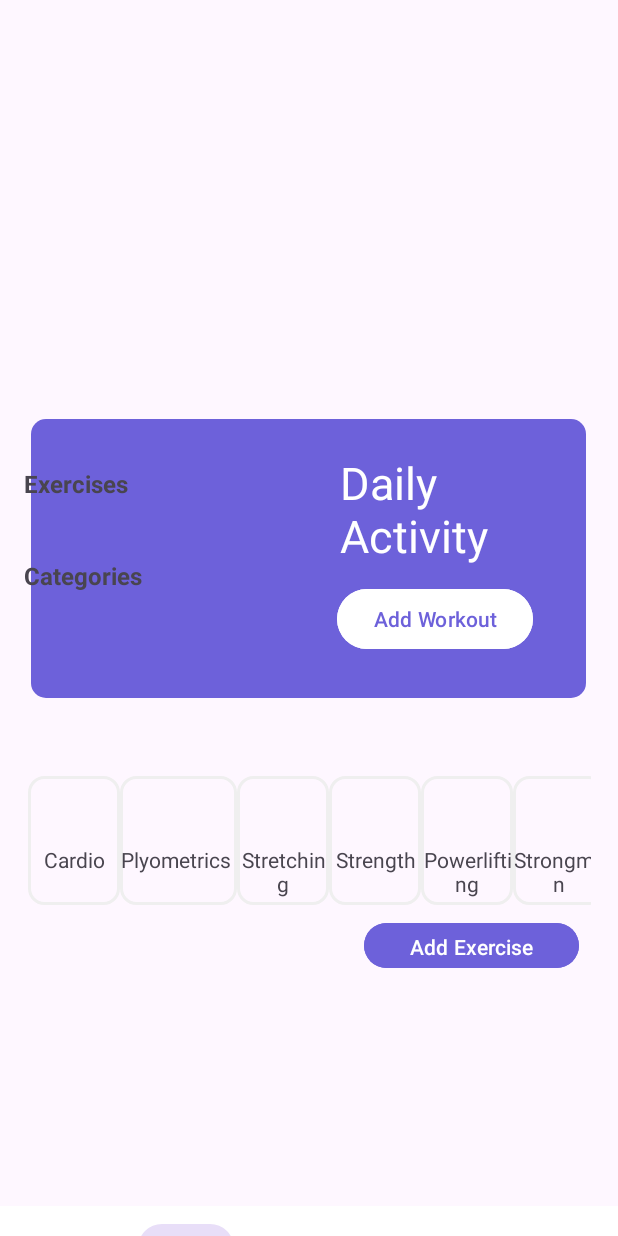
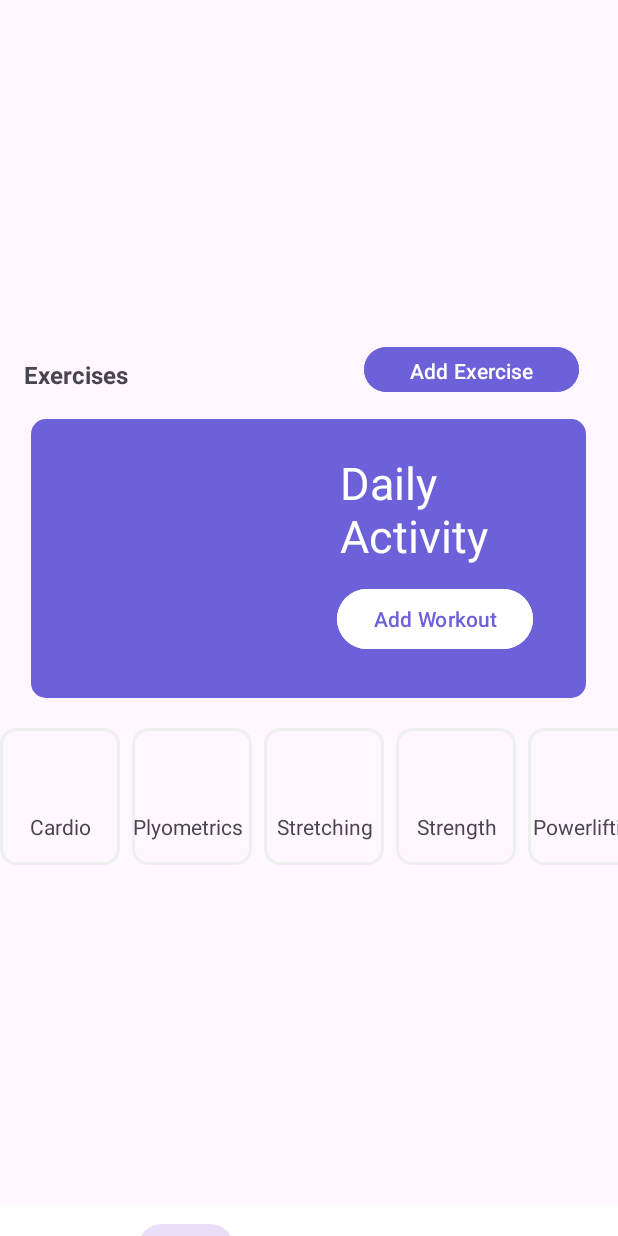
Before and after one commit to JarrydHarker/Limitless-public, an Android app: the Exercises_Fragment screen opened directly, with no data from a screen before it, on a phone screen of 412 x 824 dp. Run offline under Robolectric (Android 15) with nearby library versions, the phone set to English and light mode, and no system bars.

Commit message:
made scroll wheel

```diff
--- a/app/build.gradle.kts
+++ b/app/build.gradle.kts
@@ -5,7 +5,7 @@ plugins {
 
 android {
     namespace = "com.example.limitless"
-    compileSdk = 34
+    compileSdk = 35
 
     defaultConfig {
         applicationId = "com.example.limitless"
--- a/app/src/main/java/com/example/limitless/Workout_Process.kt
+++ b/app/src/main/java/com/example/limitless/Workout_Process.kt
@@ -5,6 +5,7 @@ import androidx.fragment.app.Fragment
 import android.view.LayoutInflater
 import android.view.View
 import android.view.ViewGroup
+
 
 // TODO: Rename parameter arguments, choose names that match
 // the fragment initialization parameters, e.g. ARG_ITEM_NUMBER
--- a/app/src/main/res/layout/fragment_exercises_.xml
+++ b/app/src/main/res/layout/fragment_exercises_.xml
@@ -1,12 +1,11 @@
 <?xml version="1.0" encoding="utf-8"?>
-<androidx.constraintlayout.widget.ConstraintLayout xmlns:android="http://schemas.android.com/apk/res/android"
+<androidx.constraintlayout.widget.ConstraintLayout
+    xmlns:android="http://schemas.android.com/apk/res/android"
     xmlns:app="http://schemas.android.com/apk/res-auto"
     xmlns:tools="http://schemas.android.com/tools"
     android:layout_width="match_parent"
     android:layout_height="match_parent"
     tools:context=".Exercises_Fragment">
-
-    <!-- TODO: Update blank fragment layout -->
 
     <androidx.constraintlayout.widget.ConstraintLayout
         android:id="@+id/constraintLayout8"
@@ -61,28 +60,37 @@
             app:layout_constraintEnd_toEndOf="parent"
             app:layout_constraintStart_toEndOf="@+id/imageView13"
             app:layout_constraintTop_toBottomOf="@+id/textView23" />
-
     </androidx.constraintlayout.widget.ConstraintLayout>
 
-    <LinearLayout
-        android:layout_width="375dp"
-        android:layout_height="86dp"
-        android:layout_marginTop="52dp"
-        android:orientation="horizontal"
+
+    <HorizontalScrollView
+        android:id="@+id/horizontalScrollViewCategories"
+        android:layout_width="match_parent"
+        android:layout_height="wrap_content"
+        android:layout_marginTop="20dp"
+        android:scrollbars="none"
         app:layout_constraintEnd_toEndOf="parent"
         app:layout_constraintStart_toStartOf="parent"
         app:layout_constraintTop_toBottomOf="@+id/constraintLayout8">
 
+
         <LinearLayout
-            android:layout_width="61dp"
+            android:layout_width="wrap_content"
+            android:layout_height="wrap_content"
+            android:orientation="horizontal">
+
+
+            <LinearLayout
+                android:layout_width="80dp"
                 android:layout_height="match_parent"
                 android:orientation="vertical"
-            android:background="@drawable/buttonbackground">
+                android:background="@drawable/buttonbackground"
+                android:layout_marginEnd="8dp">
 
                 <ImageView
                     android:id="@+id/imageView14"
                     android:layout_width="match_parent"
-                android:layout_height="46dp"
+                    android:layout_height="56dp"
                     tools:src="@drawable/run_icon" />
 
                 <TextView
@@ -90,19 +98,22 @@
                     android:layout_width="match_parent"
                     android:layout_height="wrap_content"
                     android:text="Cardio"
-                android:textAlignment="center" />
+                    android:textAlignment="center"
+                    android:textSize="14sp" />
             </LinearLayout>
 
+
             <LinearLayout
-            android:layout_width="78dp"
+                android:layout_width="80dp"
                 android:layout_height="match_parent"
                 android:orientation="vertical"
-            android:background="@drawable/buttonbackground">
+                android:background="@drawable/buttonbackground"
+                android:layout_marginEnd="8dp">
 
                 <ImageView
                     android:id="@+id/imageView15"
                     android:layout_width="match_parent"
-                android:layout_height="46dp"
+                    android:layout_height="56dp"
                     tools:src="@drawable/cycling_icon" />
 
                 <TextView
@@ -110,19 +121,22 @@
                     android:layout_width="wrap_content"
                     android:layout_height="wrap_content"
                     android:text="Plyometrics"
-                android:textAlignment="center" />
+                    android:textAlignment="center"
+                    android:textSize="14sp" />
             </LinearLayout>
 
+
             <LinearLayout
-            android:layout_width="61dp"
+                android:layout_width="80dp"
                 android:layout_height="match_parent"
                 android:orientation="vertical"
-            android:background="@drawable/buttonbackground">
+                android:background="@drawable/buttonbackground"
+                android:layout_marginEnd="8dp">
 
                 <ImageView
                     android:id="@+id/imageView16"
                     android:layout_width="match_parent"
-                android:layout_height="46dp"
+                    android:layout_height="56dp"
                     tools:src="@drawable/yoga_icon" />
 
                 <TextView
@@ -130,19 +144,22 @@
                     android:layout_width="match_parent"
                     android:layout_height="wrap_content"
                     android:text="Stretching"
-                android:textAlignment="center" />
+                    android:textAlignment="center"
+                    android:textSize="14sp" />
             </LinearLayout>
 
+
             <LinearLayout
-            android:layout_width="61dp"
+                android:layout_width="80dp"
                 android:layout_height="match_parent"
                 android:orientation="vertical"
-            android:background="@drawable/buttonbackground">
+                android:background="@drawable/buttonbackground"
+                android:layout_marginEnd="8dp">
 
                 <ImageView
                     android:id="@+id/imageView17"
                     android:layout_width="match_parent"
-                android:layout_height="46dp"
+                    android:layout_height="56dp"
                     tools:src="@drawable/hiit_icon" />
 
                 <TextView
@@ -150,19 +167,22 @@
                     android:layout_width="match_parent"
                     android:layout_height="wrap_content"
                     android:text="Strength"
-                android:textAlignment="center" />
+                    android:textAlignment="center"
+                    android:textSize="14sp" />
             </LinearLayout>
 
+
             <LinearLayout
-            android:layout_width="61dp"
+                android:layout_width="80dp"
                 android:layout_height="match_parent"
                 android:orientation="vertical"
-            android:background="@drawable/buttonbackground">
+                android:background="@drawable/buttonbackground"
+                android:layout_marginEnd="8dp">
 
                 <ImageView
                     android:id="@+id/imageView18"
                     android:layout_width="match_parent"
-                android:layout_height="46dp"
+                    android:layout_height="56dp"
                     tools:src="@tools:sample/avatars" />
 
                 <TextView
@@ -170,19 +190,22 @@
                     android:layout_width="match_parent"
                     android:layout_height="wrap_content"
                     android:text="Powerlifting"
-                android:textAlignment="center" />
+                    android:textAlignment="center"
+                    android:textSize="14sp" />
             </LinearLayout>
 
+
             <LinearLayout
-            android:layout_width="61dp"
+                android:layout_width="80dp"
                 android:layout_height="match_parent"
                 android:orientation="vertical"
-            android:background="@drawable/buttonbackground">
+                android:background="@drawable/buttonbackground"
+                android:layout_marginEnd="8dp">
 
                 <ImageView
                     android:id="@+id/imageView19"
                     android:layout_width="match_parent"
-                android:layout_height="46dp"
+                    android:layout_height="56dp"
                     tools:src="@tools:sample/avatars" />
 
                 <TextView
@@ -190,49 +213,34 @@
                     android:layout_width="match_parent"
                     android:layout_height="wrap_content"
                     android:text="Strongman"
-                android:textAlignment="center" />
+                    android:textAlignment="center"
+                    android:textSize="14sp" />
             </LinearLayout>
+
+
             <LinearLayout
-            android:layout_width="61dp"
+                android:layout_width="80dp"
                 android:layout_height="match_parent"
                 android:orientation="vertical"
-            android:background="@drawable/buttonbackground">
+                android:background="@drawable/buttonbackground"
+                android:layout_marginEnd="8dp">
 
                 <ImageView
                     android:layout_width="match_parent"
-                android:layout_height="46dp"
-                tools:src="@tools:sample/avatars"/>
+                    android:layout_height="56dp"
+                    tools:src="@tools:sample/avatars" />
 
                 <TextView
                     android:layout_width="match_parent"
                     android:layout_height="wrap_content"
                     android:text="Olympic Weightlifting"
-                android:textAlignment="center" />
-        </LinearLayout>
+                    android:textAlignment="center"
+                    android:textSize="14sp" />
             </LinearLayout>
 
-    <TextView
-        android:id="@+id/textView30"
-        android:layout_width="wrap_content"
-        android:layout_height="wrap_content"
-        android:text="Categories"
-        android:textSize="16sp"
-        android:textStyle="bold"
-        app:layout_constraintBottom_toBottomOf="parent"
-        app:layout_constraintEnd_toEndOf="parent"
-        app:layout_constraintHorizontal_bias="0.047"
-        app:layout_constraintStart_toStartOf="parent"
-        app:layout_constraintTop_toTopOf="parent"
-        app:layout_constraintVertical_bias="0.363" />
+        </LinearLayout>
+    </HorizontalScrollView>
 
-    <ListView
-        android:id="@+id/listExercises_EF"
-        android:layout_width="377dp"
-        android:layout_height="292dp"
-        android:layout_marginBottom="16dp"
-        app:layout_constraintBottom_toBottomOf="parent"
-        app:layout_constraintEnd_toEndOf="parent"
-        app:layout_constraintStart_toStartOf="parent" />
 
     <TextView
         android:id="@+id/textView31"
@@ -246,12 +254,21 @@
         app:layout_constraintBottom_toTopOf="@+id/listExercises_EF"
         app:layout_constraintStart_toStartOf="parent" />
 
+    <ListView
+        android:id="@+id/listExercises_EF"
+        android:layout_width="377dp"
+        android:layout_height="292dp"
+        android:layout_marginBottom="16dp"
+        app:layout_constraintBottom_toBottomOf="parent"
+        app:layout_constraintEnd_toEndOf="parent"
+        app:layout_constraintStart_toStartOf="parent" />
+
+
     <Button
         android:id="@+id/btnAddExercise_EF"
         android:layout_width="143dp"
         android:layout_height="38dp"
         android:backgroundTint="#6d61da"
-        android:layout_marginTop="384dp"
         android:text="Add Exercise"
         app:layout_constraintEnd_toEndOf="parent"
         app:layout_constraintHorizontal_bias="0.858"
```
Lines whose indentation alone changed are shown as unchanged.
